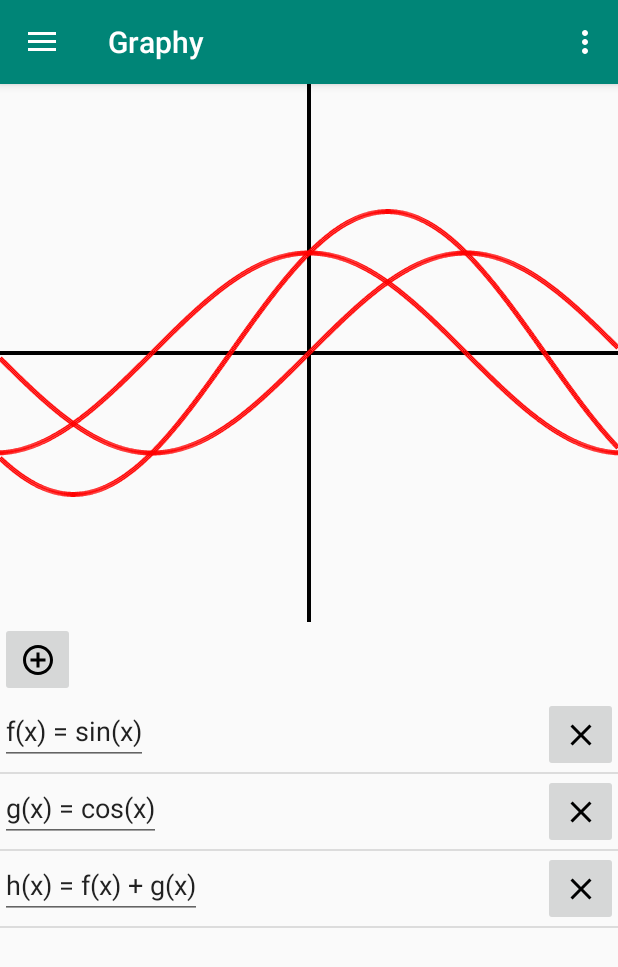
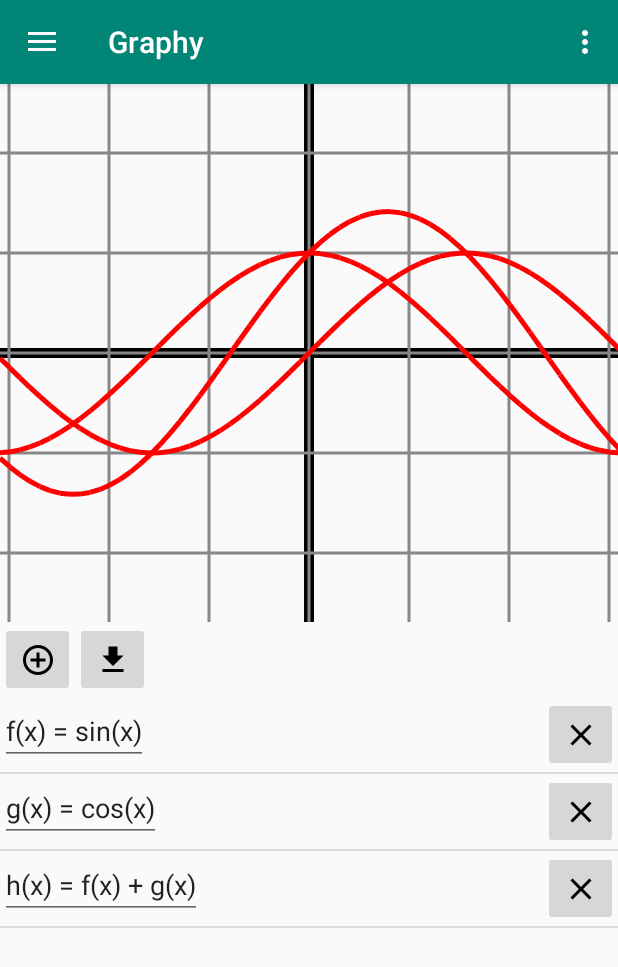
Before and after one commit to AsherBearce/Graphy, an Android app: the screen it shows after launch (MainActivity), on a phone screen of 412 x 824 dp. Shown: the top 967 px of the screen. Run offline under Robolectric (Android 15) with nearby library versions, the phone set to English and light mode, and no system bars; our stand-ins replace Room's generated code; libraries missing offline, so code that uses them is left out: com.facebook.stetho; 1 statement that could not run was skipped.

Commit message:
Polish UI

```diff
--- a/app/src/main/java/io/github/asherbearce/graphy/controller/MainActivity.java
+++ b/app/src/main/java/io/github/asherbearce/graphy/controller/MainActivity.java
@@ -1,5 +1,8 @@
 package io.github.asherbearce.graphy.controller;
 
+import static android.view.View.GONE;
+
+import android.graphics.drawable.Drawable;
 import android.os.Bundle;
 import android.util.Log;
 import android.view.GestureDetector;
@@ -39,27 +42,31 @@ public class MainActivity extends AppCompatActivity
     implements NavigationView.OnNavigationItemSelectedListener {
   private List<CalculatorInput> inputs;
   private LinearLayout graphContainer;
+  private LinearLayout inputContainer;
   private ListView inputView;
   private ImageView graphDisplay;
   private ImageButton addInputButton;
+  private ImageButton collapseDownButton;
   private GraphViewWindow graphImage;
   private InputAdapter adapter;
   private ComputeEnvironment environment;
   private boolean updatingInputs;
   private GraphsDatabase database;
   private GestureDetectorCompat dragListener;
+  boolean listCollapsed;
 
   @Override
   protected void onCreate(Bundle savedInstanceState) {
     super.onCreate(savedInstanceState);
     setContentView(R.layout.activity_main);
-
     environment = new ComputeEnvironment();
     graphContainer = findViewById(R.id.graph_container);
+    inputContainer = findViewById(R.id.list_view_container);
     inputs = new LinkedList<>();
     inputView = findViewById(R.id.input_list);
     graphDisplay = findViewById(R.id.graph_display);
     addInputButton = findViewById(R.id.add_input_button);
+    collapseDownButton = findViewById(R.id.collapse_input_button);
     graphImage = new GraphViewWindow();
     adapter = new InputAdapter(this, inputs);
     dragListener = new GestureDetectorCompat(this, new DragListener());
@@ -94,7 +101,6 @@ public class MainActivity extends AppCompatActivity
               environment.putFunction(newFunc);
               if (newFunc.getNumArgs() == 1) {
                 functions.addLast(newFunc);
-                Log.d("Trace", newFunc.getIdentifier());
               }
             } catch (ParseException e) {
               //Do nothing for now
@@ -103,6 +109,7 @@ public class MainActivity extends AppCompatActivity
         }
         graphImage.setToDraw(functions);
         graphImage.invalidateSelf();
+
         updatingInputs = false;
       }
     });
@@ -139,6 +146,21 @@ public class MainActivity extends AppCompatActivity
       //TODO Instead of string, use an object. The issue comes from the string not being unique
       inputs.add(new CalculatorInput());
       adapter.notifyDataSetChanged();
+    });
+
+    collapseDownButton.setOnClickListener(v -> {
+      if (listCollapsed){
+        listCollapsed = false;
+        addInputButton.setVisibility(View.VISIBLE);
+        inputContainer.setVisibility(View.VISIBLE);
+        collapseDownButton.setImageDrawable(getDrawable(R.drawable.collapse_down_icon));
+      }
+      else{
+        listCollapsed = true;
+        addInputButton.setVisibility(View.GONE);
+        inputContainer.setVisibility(View.GONE);
+        collapseDownButton.setImageDrawable(getDrawable(R.drawable.expand_up_icon));
+      }
     });
   }
 
@@ -200,12 +222,17 @@ public class MainActivity extends AppCompatActivity
   }
 
   private class DragListener extends GestureDetector.SimpleOnGestureListener{
+    @Override
+    public boolean onDown(MotionEvent e) {
+      return true;
+    }
 
     @Override
-    public boolean onDown(MotionEvent e) {
-      graphImage.setOffsetX(e.getX());
-      graphImage.setOffsetY(e.getY());
+    public boolean onScroll(MotionEvent e1, MotionEvent e2, float distanceX, float distanceY) {
+      graphImage.setOffsetX(graphImage.getWidth() / 2 - e2.getX());
+      graphImage.setOffsetY(graphImage.getHeight() / 2 - e2.getY());
       graphImage.invalidateSelf();
+
       return true;
     }
   }
--- a/app/src/main/java/io/github/asherbearce/graphy/view/GraphViewWindow.java
+++ b/app/src/main/java/io/github/asherbearce/graphy/view/GraphViewWindow.java
@@ -1,24 +1,17 @@
 package io.github.asherbearce.graphy.view;
 
-import android.content.Context;
 import android.graphics.Canvas;
 import android.graphics.Color;
 import android.graphics.ColorFilter;
 import android.graphics.Paint;
 import android.graphics.PixelFormat;
 import android.graphics.drawable.Drawable;
-import android.util.Log;
-import android.view.GestureDetector;
-import android.view.MotionEvent;
-import android.view.View;
 import androidx.annotation.Nullable;
 import androidx.core.view.GestureDetectorCompat;
 import io.github.asherbearce.graphy.parser.exception.ParseException;
 import io.github.asherbearce.graphy.parser.math.Real;
-import io.github.asherbearce.graphy.parser.parsing.ComputeEnvironment;
 import io.github.asherbearce.graphy.parser.parsing.Function;
 import java.util.LinkedList;
-
 
 public class GraphViewWindow extends Drawable {
 
@@ -28,6 +21,10 @@ public class GraphViewWindow extends Drawable {
   private float offsetY;
   private GestureDetectorCompat dragListener;
   private LinkedList<Function> toDraw;
+  private float scale = 100;
+  private boolean drawing = false;
+
+  private static final int GRAPH_RESOLUTION = 10;
 
   public GraphViewWindow() {
     toDraw = new LinkedList<>();
@@ -41,12 +38,40 @@ public class GraphViewWindow extends Drawable {
     this.width = width;
   }
 
+  public void setScale(float scale) {
+    this.scale = scale;
+  }
+
+  public int getHeight() {
+    return height;
+  }
+
+  public int getWidth() {
+    return width;
+  }
+
+  public float getOriginX() {
+    return width / 2 - offsetX;
+  }
+
+  public float getOriginY() {
+    return height / 2 - offsetY;
+  }
+
   public void setOffsetX(float offsetX) {
     this.offsetX = offsetX;
   }
 
   public void setOffsetY(float offsetY) {
     this.offsetY = offsetY;
+  }
+
+  public float getOffsetX() {
+    return offsetX;
+  }
+
+  public float getOffsetY() {
+    return offsetY;
   }
 
   public LinkedList<Function> getToDraw() {
@@ -58,56 +83,71 @@ public class GraphViewWindow extends Drawable {
   }
 
   private void drawBlankGraph(Canvas canvas, Paint paint) {
-    paint.setStrokeWidth(4);
-    paint.setColor(Color.BLACK);
     int centerX = width / 2;
     int centerY = height / 2;
-    int originX = centerX - (int)offsetX;
-    int originY = centerY - (int)offsetY;
+    int originX = centerX - (int) offsetX;
+    int originY = centerY - (int) offsetY;
+    float camWidth = width / scale;
+    float camHeight = height / scale;
+    float upperLeftX = offsetX / scale - camWidth / 2;
+    float upperLeftY = offsetY / scale + camHeight / 2;
+    float lowerRightX = offsetX / scale + camWidth / 2;
+    float lowerRightY = offsetY / scale - camHeight / 2;
 
+    paint.setAntiAlias(true);
+    paint.setStrokeWidth(10);
+    paint.setColor(Color.BLACK);
     canvas.drawLine(originX, 0, originX, height, paint);
     canvas.drawLine(0, originY, width, originY, paint);
+    paint.setStrokeWidth(3);
+    paint.setColor(Color.GRAY);
+
+    for (int x = (int) Math.floor(upperLeftX); x < Math.ceil(lowerRightX); x++) {
+      canvas.drawLine(originX + x * scale, 0, originX + x * scale, height, paint);
+    }
+
+    for (int y = (int) Math.floor(lowerRightY); y < Math.ceil(upperLeftY); y++) {
+      canvas.drawLine(0, originY + y * scale, width, originY + y * scale, paint);
+    }
   }
 
   //This should generally be called on a different thread.
   private void drawFunction(Function func, Canvas canvas, Paint paint) {
     int centerX = width / 2;
     int centerY = height / 2;
-    float scale = 100;
     paint.setColor(Color.RED);
     paint.setStrokeWidth(5);
 
-    try {
-      for (int x = -width / 2; x < width / 2; x++) {
+    try {//TODO Set up a class for holding the function data so that a thread may draw it, and then once it's done, set it to the new drawing for that function.
+      for (int x = -width / 2; x < width / 2; x += GRAPH_RESOLUTION) {
         float xPos = (x + offsetX) / scale;
-        float xPosNext = (x + offsetX + 1) / scale;
-        float functionOutput = (float)func.invoke(new Real(xPos)).real().getValue();
-        float functionOutputNext = (float)func.invoke(new Real(xPosNext)).real().getValue();
+        float xPosNext = (x + offsetX + GRAPH_RESOLUTION) / scale;
+        float functionOutput = (float) func.invoke(new Real(xPos)).real().getValue();
+        float functionOutputNext = (float) func.invoke(new Real(xPosNext)).real().getValue();
         float diffX = xPosNext - xPos;
         float diffY = functionOutput - functionOutputNext;
 
-        if (Math.abs(diffY / diffX) < 1000){
+        if (Math.abs(diffY / diffX) < 1000) {
+
           canvas.drawLine(
               x + centerX, -functionOutput * scale + centerY - offsetY,
-              x + 1 + centerX, -functionOutputNext * scale + centerY - offsetY,
+              x + GRAPH_RESOLUTION + centerX, -functionOutputNext * scale + centerY - offsetY,
               paint);
         }
       }
     } catch (ParseException e) {
       //Do nothing
-    }
-    catch (Exception e){
+    } catch (Exception e) {
       //Do nothing
     }
   }
 
   @Override
   public void draw(Canvas canvas) {
-    //For debugging purposes, I'll just draw a simple sine wave.
-    //TODO take in drawing instructions, given a view offset and view scale.
     Paint paint = new Paint();
     drawBlankGraph(canvas, paint);
-    for (Function func : toDraw){
+
+    for (Function func : toDraw) {
       if (func != null) {
         drawFunction(func, canvas, paint);
       }
--- /dev/null
+++ b/app/src/main/res/drawable/collapse_down_icon.xml
@@ -0,0 +1,9 @@
+<vector xmlns:android="http://schemas.android.com/apk/res/android"
+        android:width="24dp"
+        android:height="24dp"
+        android:viewportWidth="24.0"
+        android:viewportHeight="24.0">
+    <path
+        android:fillColor="#FF000000"
+        android:pathData="M19,9h-4V3H9v6H5l7,7 7,-7zM5,18v2h14v-2H5z"/>
+</vector>
--- /dev/null
+++ b/app/src/main/res/drawable/expand_up_icon.xml
@@ -0,0 +1,9 @@
+<vector xmlns:android="http://schemas.android.com/apk/res/android"
+        android:width="24dp"
+        android:height="24dp"
+        android:viewportWidth="24.0"
+        android:viewportHeight="24.0">
+    <path
+        android:fillColor="#FF000000"
+        android:pathData="M9,16h6v-6h4l-7,-7 -7,7h4zM5,18h14v2L5,20z"/>
+</vector>
--- a/app/src/main/res/layout/content_main.xml
+++ b/app/src/main/res/layout/content_main.xml
@@ -24,13 +24,31 @@
       android:layout_height="match_parent"/>
   </LinearLayout>
 
-  <ImageButton
-    android:id="@+id/add_input_button"
-    android:layout_width="50dp"
+  <LinearLayout
+    android:orientation="horizontal"
+    android:layout_width="match_parent"
     android:layout_height="50dp"
-    android:src="@drawable/add_input_icon"/>
+    app:layout_constraintLeft_toLeftOf="parent"
+    app:layout_constraintTop_toTopOf="parent">
+
+    <ImageButton
+      android:id="@+id/add_input_button"
+      android:layout_width="50dp"
+      android:layout_height="50dp"
+      android:src="@drawable/add_input_icon"/>
+
+    <ImageButton
+      android:id="@+id/collapse_input_button"
+      android:layout_width="50dp"
+      android:layout_height="50dp"
+      android:src="@drawable/collapse_down_icon"/>
+
+  </LinearLayout>
+
+
 
   <LinearLayout
+    android:id="@+id/list_view_container"
     android:orientation="vertical"
     android:layout_width="match_parent"
     android:layout_height="0dp"
```
